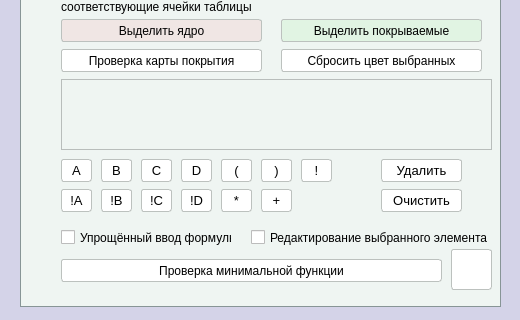
Qt form mainwindow.ui (AlexeyAleksandrov/minimizaciyaMetodomKvainaMacClassky) before a commit; both pictures show x 0 to 520 and y 384 to 704 of the 520 by 704 pixel window.
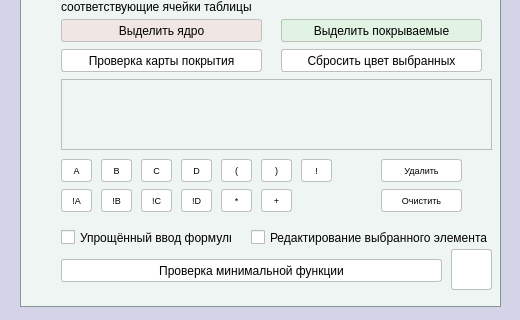
The same form after that commit. The open tabs and pages were chosen to show the change. Icons and pictures are not drawn.

```diff
--- a/mainwindow.ui
+++ b/mainwindow.ui
@@ -16,9 +16,6 @@
     <verstretch>0</verstretch>
    </sizepolicy>
   </property>
-  <property name="font">
-   <font/>
-  </property>
   <property name="contextMenuPolicy">
    <enum>Qt::ActionsContextMenu</enum>
   </property>
@@ -2260,7 +2257,9 @@
       </property>
       <property name="font">
        <font>
-        <pointsize>10</pointsize>
+        <family>Arimo</family>
+        <pointsize>7</pointsize>
+        <weight>50</weight>
         <italic>false</italic>
         <bold>false</bold>
        </font>
@@ -2280,7 +2279,9 @@
       </property>
       <property name="font">
        <font>
-        <pointsize>10</pointsize>
+        <family>Arimo</family>
+        <pointsize>7</pointsize>
+        <weight>50</weight>
         <italic>false</italic>
         <bold>false</bold>
        </font>
@@ -2300,7 +2301,9 @@
       </property>
       <property name="font">
        <font>
-        <pointsize>10</pointsize>
+        <family>Arimo</family>
+        <pointsize>7</pointsize>
+        <weight>50</weight>
         <italic>false</italic>
         <bold>false</bold>
        </font>
@@ -2320,7 +2323,9 @@
       </property>
       <property name="font">
        <font>
-        <pointsize>10</pointsize>
+        <family>Arimo</family>
+        <pointsize>7</pointsize>
+        <weight>50</weight>
         <italic>false</italic>
         <bold>false</bold>
        </font>
@@ -2340,7 +2345,9 @@
       </property>
       <property name="font">
        <font>
-        <pointsize>10</pointsize>
+        <family>Arimo</family>
+        <pointsize>7</pointsize>
+        <weight>50</weight>
         <italic>false</italic>
         <bold>false</bold>
        </font>
@@ -2360,7 +2367,9 @@
       </property>
       <property name="font">
        <font>
-        <pointsize>10</pointsize>
+        <family>Arimo</family>
+        <pointsize>7</pointsize>
+        <weight>50</weight>
         <italic>false</italic>
         <bold>false</bold>
        </font>
@@ -2380,7 +2389,9 @@
       </property>
       <property name="font">
        <font>
-        <pointsize>10</pointsize>
+        <family>Arimo</family>
+        <pointsize>7</pointsize>
+        <weight>50</weight>
         <italic>false</italic>
         <bold>false</bold>
        </font>
@@ -2400,7 +2411,9 @@
       </property>
       <property name="font">
        <font>
-        <pointsize>10</pointsize>
+        <family>Arimo</family>
+        <pointsize>7</pointsize>
+        <weight>50</weight>
         <italic>false</italic>
         <bold>false</bold>
        </font>
@@ -2420,7 +2433,9 @@
       </property>
       <property name="font">
        <font>
-        <pointsize>10</pointsize>
+        <family>Arimo</family>
+        <pointsize>7</pointsize>
+        <weight>50</weight>
         <italic>false</italic>
         <bold>false</bold>
        </font>
@@ -2440,7 +2455,9 @@
       </property>
       <property name="font">
        <font>
-        <pointsize>10</pointsize>
+        <family>Arimo</family>
+        <pointsize>7</pointsize>
+        <weight>50</weight>
         <italic>false</italic>
         <bold>false</bold>
        </font>
@@ -2460,7 +2477,9 @@
       </property>
       <property name="font">
        <font>
-        <pointsize>10</pointsize>
+        <family>Arimo</family>
+        <pointsize>7</pointsize>
+        <weight>50</weight>
         <italic>false</italic>
         <bold>false</bold>
        </font>
@@ -2480,7 +2499,9 @@
       </property>
       <property name="font">
        <font>
-        <pointsize>10</pointsize>
+        <family>Arimo</family>
+        <pointsize>7</pointsize>
+        <weight>50</weight>
         <italic>false</italic>
         <bold>false</bold>
        </font>
@@ -2500,7 +2521,9 @@
       </property>
       <property name="font">
        <font>
-        <pointsize>10</pointsize>
+        <family>Arimo</family>
+        <pointsize>7</pointsize>
+        <weight>50</weight>
         <italic>false</italic>
         <bold>false</bold>
        </font>
@@ -2520,7 +2543,9 @@
       </property>
       <property name="font">
        <font>
-        <pointsize>10</pointsize>
+        <family>Arimo</family>
+        <pointsize>7</pointsize>
+        <weight>50</weight>
         <italic>false</italic>
         <bold>false</bold>
        </font>
@@ -2540,7 +2565,9 @@
       </property>
       <property name="font">
        <font>
-        <pointsize>10</pointsize>
+        <family>Arimo</family>
+        <pointsize>7</pointsize>
+        <weight>50</weight>
         <italic>false</italic>
         <bold>false</bold>
        </font>
```
Left out of the diff: 96 changed lines with no effect on the pictures.
